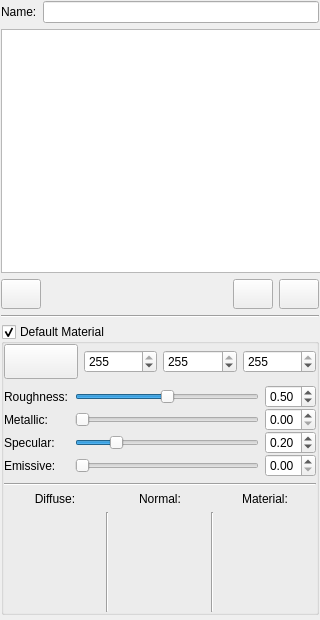
This is Source/TIMEditor/MeshEditor.ui in williamallas/TIMEngine2 as Qt 5 draws it before an edit. The edited form follows.
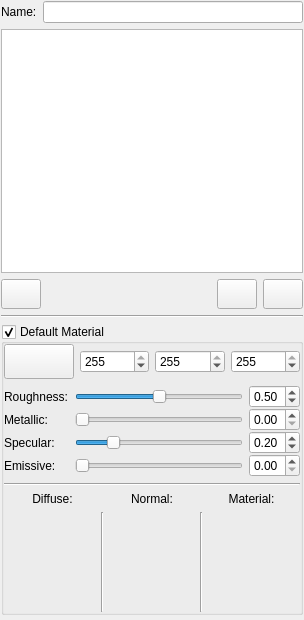
This is the edited form. Icons and pictures are not drawn.

Commit message: SceneEditor MAJ

```diff
--- a/Source/TIMEditor/MeshEditor.ui
+++ b/Source/TIMEditor/MeshEditor.ui
@@ -6,13 +6,13 @@
    <rect>
     <x>0</x>
     <y>0</y>
-    <width>320</width>
+    <width>304</width>
     <height>620</height>
    </rect>
   </property>
   <property name="minimumSize">
    <size>
-    <width>320</width>
+    <width>300</width>
     <height>0</height>
    </size>
   </property>
@@ -56,7 +56,7 @@
      </property>
      <property name="minimumSize">
       <size>
-       <width>320</width>
+       <width>200</width>
        <height>0</height>
       </size>
      </property>
```
The commit also changes 18 other files.
